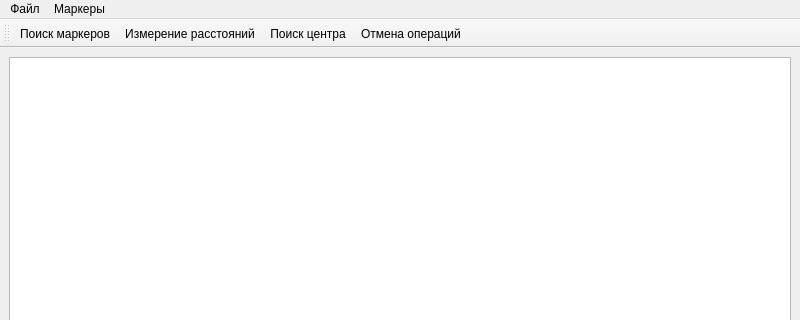
First picture: the form in mainwindow.ui, repository layxproud/QAruCo, before the edit; both pictures show x 0 to 800 and y 0 to 320 of the 800 by 600 pixel window.
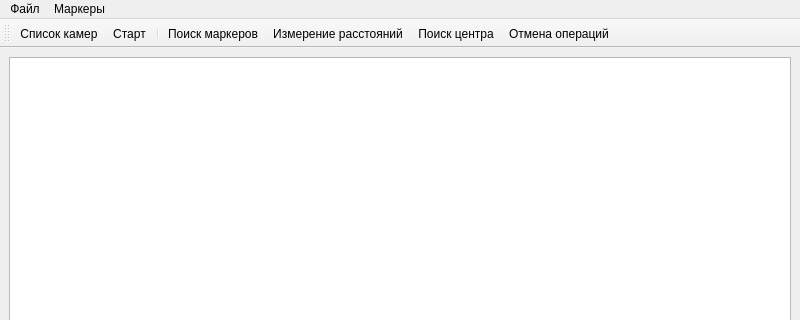
Second picture: the form after the edit. Icons and pictures are not drawn.

Patch:
```diff
--- a/mainwindow.ui
+++ b/mainwindow.ui
@@ -71,6 +71,9 @@
    <attribute name="toolBarBreak">
     <bool>false</bool>
    </attribute>
+   <addaction name="cameraInfoAction"/>
+   <addaction name="openCameraAction"/>
+   <addaction name="separator"/>
    <addaction name="detectMarkersAction"/>
    <addaction name="calculateDistanceAction"/>
    <addaction name="findCenterAction"/>
```
Left out of the diff: 13 changed lines with no effect on the pictures.
